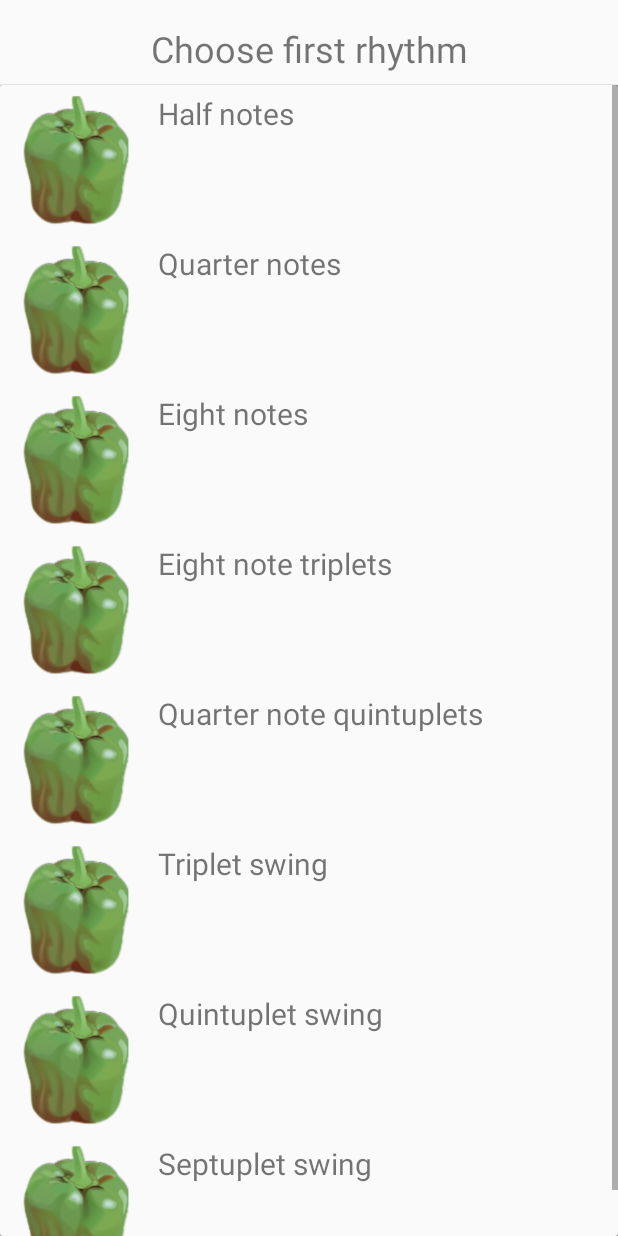
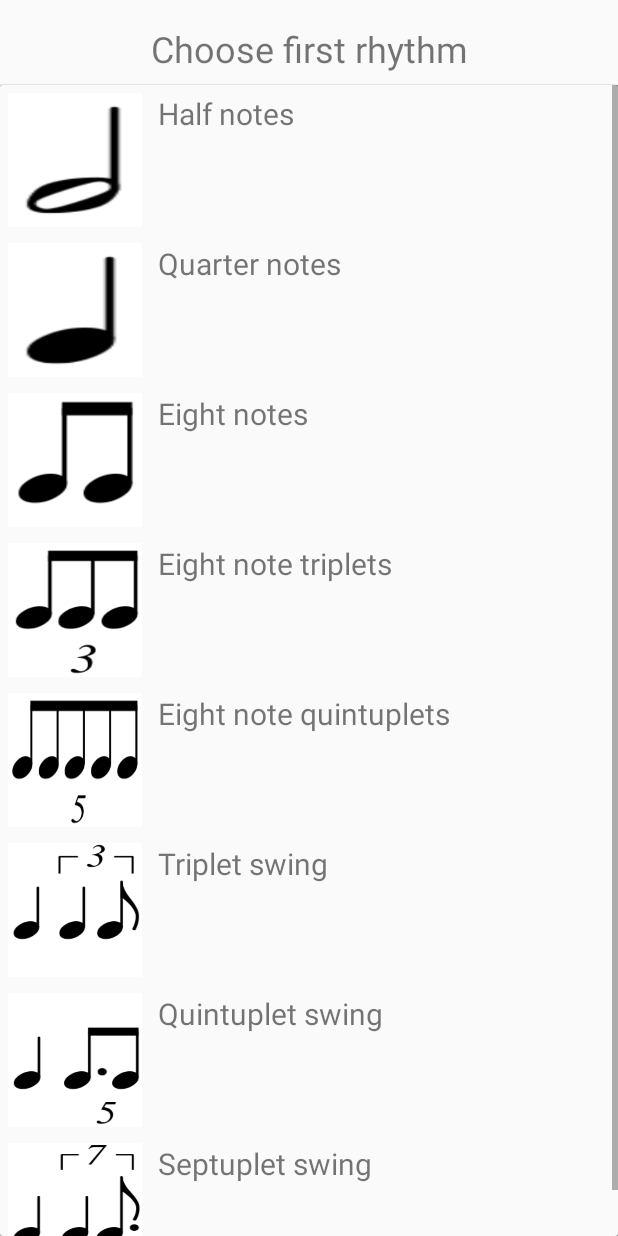
Before and after one commit to rowericzi/both-sides, an Android app: the screen it shows after launch (MainActivity), after a tap on "Half notes", on a phone screen of 412 x 824 dp. Run offline under Robolectric (Android 15) with nearby library versions, the light colour scheme and no system bars.

Commit message:
Added images

```diff
--- a/app/src/main/java/com/example/bothsides/MainActivity.java
+++ b/app/src/main/java/com/example/bothsides/MainActivity.java
@@ -61,7 +61,7 @@ public class MainActivity extends AppCompatActivity{
 		DisplayMetrics metrics = new DisplayMetrics();
 		getWindowManager().getDefaultDisplay().getMetrics(metrics);
 
-		Spinner spinner1 = (Spinner) findViewById(R.id.spinner1);
+		Spinner spinner1 = findViewById(R.id.spinner1);
 		spinner1.setDropDownWidth(metrics.widthPixels);
 		spinner1.setAdapter(adapter);
 		spinner1.setOnItemSelectedListener(new AdapterView.OnItemSelectedListener() {
@@ -76,7 +76,7 @@ public class MainActivity extends AppCompatActivity{
 
 			}
 		});
-		Spinner spinner2 = (Spinner) findViewById(R.id.spinner2);
+		Spinner spinner2 = findViewById(R.id.spinner2);
 		spinner2.setDropDownWidth(metrics.widthPixels);
 		spinner2.setAdapter(adapter);
 		spinner2.setOnItemSelectedListener(new AdapterView.OnItemSelectedListener() {
@@ -92,10 +92,10 @@ public class MainActivity extends AppCompatActivity{
 			}
 		});
 
-		metronomeSwitch = (Switch) findViewById(R.id.metronomeSwitch);
-		measuresPicker = (NumberPicker) findViewById(R.id.measuresEditNumber);
-		tempoPicker = (NumberPicker) findViewById(R.id.tempoEditNumber);
-		meterPicker = (NumberPicker) findViewById(R.id.meterEditTumber);
+		metronomeSwitch = findViewById(R.id.metronomeSwitch);
+		measuresPicker = findViewById(R.id.measuresEditNumber);
+		tempoPicker = findViewById(R.id.tempoEditNumber);
+		meterPicker = findViewById(R.id.meterEditTumber);
 
 		measuresPicker.setMinValue(1);
 		measuresPicker.setMaxValue(60);
@@ -137,14 +137,14 @@ public class MainActivity extends AppCompatActivity{
 	}
 
 	private void initializeRhythmPatternList() {
-		rhythmPatternList.add(new RhythmPattern("Half notes", R.drawable.papryka, 2.0, new double[]{0.0}));
-		rhythmPatternList.add(new RhythmPattern("Quarter notes", R.drawable.papryka, 1.0, new double[]{0.0}));
-		rhythmPatternList.add(new RhythmPattern("Eight notes", R.drawable.papryka, 0.5, new double[]{0.0}));
-		rhythmPatternList.add(new RhythmPattern("Eight note triplets", R.drawable.papryka, 1.0/3, new double[]{0.0}));
-		rhythmPatternList.add(new RhythmPattern("Quarter note quintuplets", R.drawable.papryka, 2.0/5, new double[]{0.0}));
-		rhythmPatternList.add(new RhythmPattern("Triplet swing", R.drawable.papryka, 2.0, new double[]{0.0, 1, 5.0/3}));
-		rhythmPatternList.add(new RhythmPattern("Quintuplet swing", R.drawable.papryka, 2.0, new double[]{0.0, 1, 8.0/5}));
-		rhythmPatternList.add(new RhythmPattern("Septuplet swing", R.drawable.papryka, 2.0, new double[]{0.0, 1, 11.0/7}));
+		rhythmPatternList.add(new RhythmPattern("Half notes", R.drawable.half_note, 2.0, new double[]{0.0}));
+		rhythmPatternList.add(new RhythmPattern("Quarter notes", R.drawable.quarter_note, 1.0, new double[]{0.0}));
+		rhythmPatternList.add(new RhythmPattern("Eight notes", R.drawable.eight_note, 0.5, new double[]{0.0}));
+		rhythmPatternList.add(new RhythmPattern("Eight note triplets", R.drawable.eight_note_triplets, 1.0/3, new double[]{0.0}));
+		rhythmPatternList.add(new RhythmPattern("Eight note quintuplets", R.drawable.eight_note_quintuplets, 2.0/5, new double[]{0.0}));
+		rhythmPatternList.add(new RhythmPattern("Triplet swing", R.drawable.triplet_swing, 2.0, new double[]{0.0, 1, 5.0/3}));
+		rhythmPatternList.add(new RhythmPattern("Quintuplet swing", R.drawable.quintuplet_swing, 2.0, new double[]{0.0, 1, 8.0/5}));
+		rhythmPatternList.add(new RhythmPattern("Septuplet swing", R.drawable.septuplet_swing, 2.0, new double[]{0.0, 1, 11.0/7}));
 	}
 
 	private ImageArrayAdapter initializeImageArrayAdapter() {
```
Also changed, not shown: app/src/main/res/drawable/eight_note.png (added), app/src/main/res/drawable/eight_note_quintuplets.png (added), app/src/main/res/drawable/eight_note_triplets.png (added), app/src/main/res/drawable/half_note.png (added), app/src/main/res/drawable/quarter_note.png (added), app/src/main/res/drawable/quintuplet_swing.png (added), app/src/main/res/drawable/septuplet_swing.png (added), app/src/main/res/drawable/triplet_swing.png (added).
